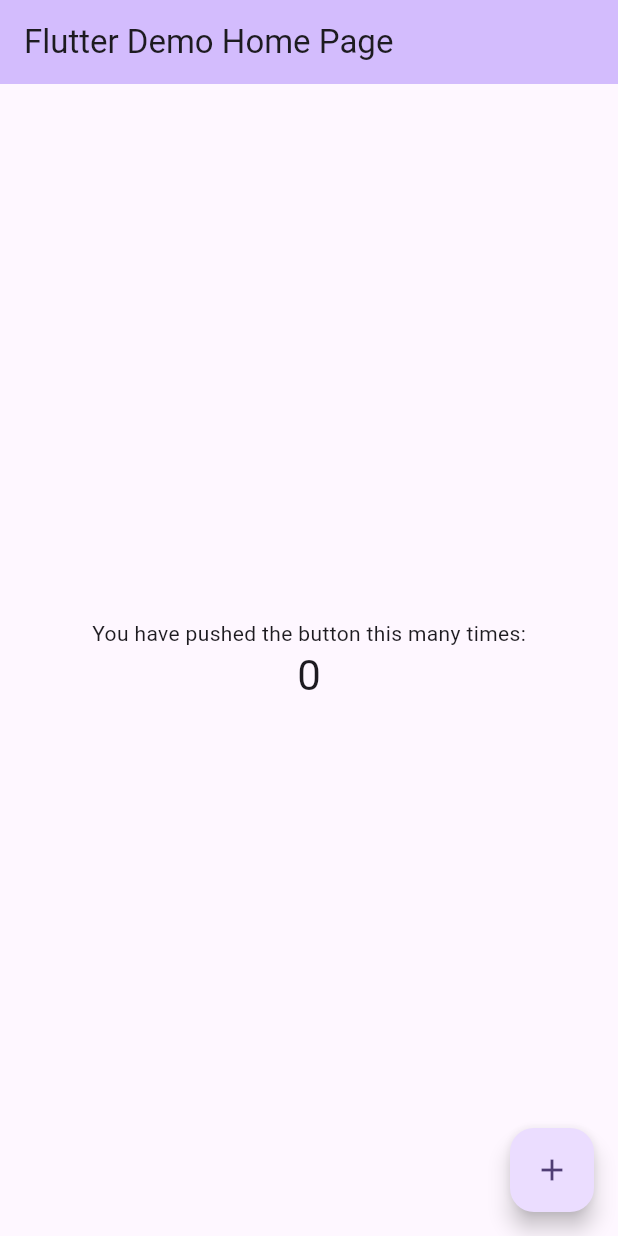
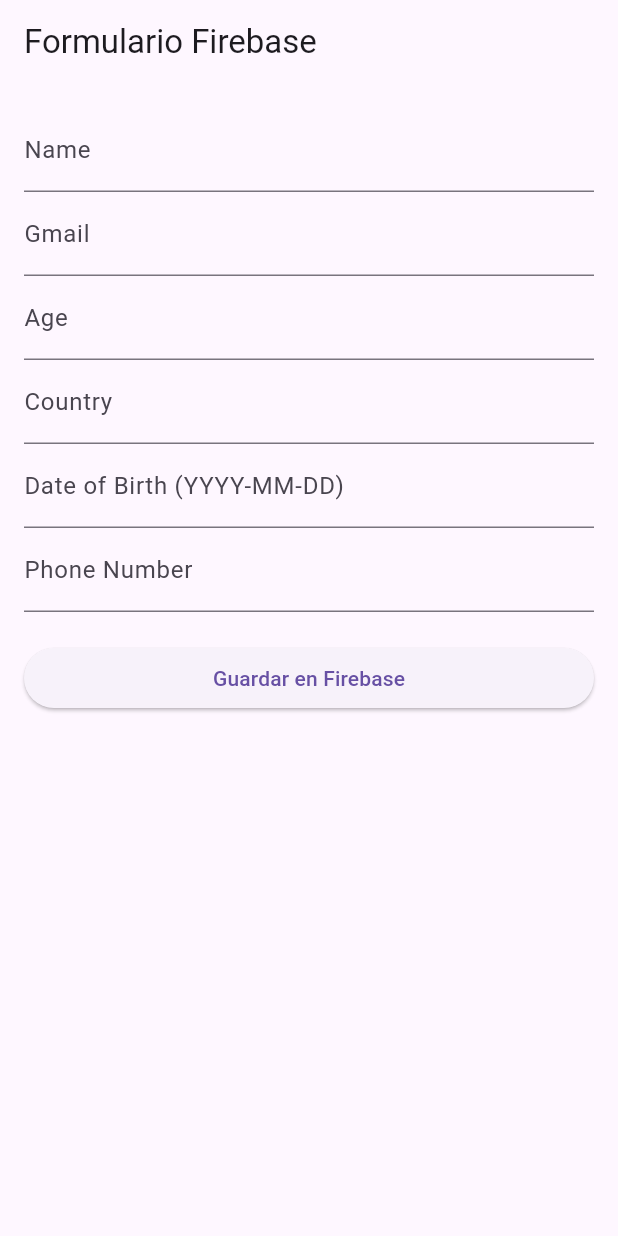
Before and after one commit to diego422/flutter_web_app1, a Flutter app: the screen it shows after launch, on a phone screen of 412 x 824 dp. Run offline on Flutter 3.47's test engine with Material 3 defaults, Android fonts, the light colour scheme and no system bars; our stand-ins replace cloud_firestore, firebase_core; accounts and stored records are empty.

Commit message:
Se agregó formulario con guardado en Firebase
Se implementa FormularioPage con validación de campos, integración con Firestore y actualización de main.dart para navegación.

```diff
--- /dev/null
+++ b/lib/formulario_page.dart
@@ -0,0 +1,96 @@
+import 'package:flutter/material.dart';
+import 'package:cloud_firestore/cloud_firestore.dart';
+
+class FormularioPage extends StatefulWidget {
+  const FormularioPage({super.key});
+
+  @override
+  State<FormularioPage> createState() => _FormularioPageState();
+}
+
+class _FormularioPageState extends State<FormularioPage> {
+  final _formKey = GlobalKey<FormState>();
+  final TextEditingController _nameController = TextEditingController();
+  final TextEditingController _gmailController = TextEditingController();
+  final TextEditingController _ageController = TextEditingController();
+  final TextEditingController _countryController = TextEditingController();
+  final TextEditingController _dobController = TextEditingController();
+  final TextEditingController _phoneController = TextEditingController();
+
+  Future<void> _saveData() async {
+    if (_formKey.currentState!.validate()) {
+      await FirebaseFirestore.instance.collection('formulario').add({
+        'name': _nameController.text,
+        'gmail': _gmailController.text,
+        'age': _ageController.text,
+        'country': _countryController.text,
+        'date of birth': _dobController.text,
+        'phone number': _phoneController.text,
+      });
+
+      if (!mounted) return;
+
+      ScaffoldMessenger.of(context).showSnackBar(
+        const SnackBar(content: Text('Datos guardados en Firebase 🎉')),
+      );
+
+      _formKey.currentState!.reset();
+      _nameController.clear();
+      _gmailController.clear();
+      _ageController.clear();
+      _countryController.clear();
+      _dobController.clear();
+      _phoneController.clear();
+    }
+  }
+
+  @override
+  Widget build(BuildContext context) {
+    return Scaffold(
+      appBar: AppBar(title: const Text("Formulario Firebase")),
+      body: Padding(
+        padding: const EdgeInsets.all(16.0),
+        child: Form(
+          key: _formKey,
+          child: ListView(
+            children: [
+              TextFormField(
+                controller: _nameController,
+                decoration: const InputDecoration(labelText: "Name"),
+                validator: (v) => v!.isEmpty ? "Campo requerido" : null,
+              ),
+              TextFormField(
+                controller: _gmailController,
+                decoration: const InputDecoration(labelText: "Gmail"),
+                validator: (v) => v!.isEmpty ? "Campo requerido" : null,
+              ),
+              TextFormField(
+                controller: _ageController,
+                decoration: const InputDecoration(labelText: "Age"),
+                keyboardType: TextInputType.number,
+              ),
+              TextFormField(
+                controller: _countryController,
+                decoration: const InputDecoration(labelText: "Country"),
+              ),
+              TextFormField(
+                controller: _dobController,
+                decoration: const InputDecoration(labelText: "Date of Birth (YYYY-MM-DD)"),
+              ),
+              TextFormField(
+                controller: _phoneController,
+                decoration: const InputDecoration(labelText: "Phone Number"),
+                keyboardType: TextInputType.phone,
+              ),
+              const SizedBox(height: 20),
+              ElevatedButton(
+                onPressed: _saveData,
+                child: const Text("Guardar en Firebase"),
+              ),
+            ],
+          ),
+        ),
+      ),
+    );
+  }
+}
--- a/lib/main.dart
+++ b/lib/main.dart
@@ -1,122 +1,26 @@
 import 'package:flutter/material.dart';
+import 'package:firebase_core/firebase_core.dart';
+import 'firebase_options.dart';
+import 'formulario_page.dart';
 
-void main() {
+void main() async {
+  WidgetsFlutterBinding.ensureInitialized();
+  await Firebase.initializeApp(
+    options: DefaultFirebaseOptions.currentPlatform,
+  );
   runApp(const MyApp());
 }
 
 class MyApp extends StatelessWidget {
   const MyApp({super.key});
 
-  // This widget is the root of your application.
   @override
   Widget build(BuildContext context) {
     return MaterialApp(
-      title: 'Flutter Demo',
-      theme: ThemeData(
-        // This is the theme of your application.
-        //
-        // TRY THIS: Try running your application with "flutter run". You'll see
-        // the application has a purple toolbar. Then, without quitting the app,
-        // try changing the seedColor in the colorScheme below to Colors.green
-        // and then invoke "hot reload" (save your changes or press the "hot
-        // reload" button in a Flutter-supported IDE, or press "r" if you used
-        // the command line to start the app).
-        //
-        // Notice that the counter didn't reset back to zero; the application
-        // state is not lost during the reload. To reset the state, use hot
-        // restart instead.
-        //
-        // This works for code too, not just values: Most code changes can be
-        // tested with just a hot reload.
-        colorScheme: ColorScheme.fromSeed(seedColor: Colors.deepPurple),
-      ),
-      home: const MyHomePage(title: 'Flutter Demo Home Page'),
+      debugShowCheckedModeBanner: false,
+      title: 'Formulario con Firebase',
+      theme: ThemeData(primarySwatch: Colors.blue),
+      home: const FormularioPage(),
     );
   }
 }
-
-class MyHomePage extends StatefulWidget {
-  const MyHomePage({super.key, required this.title});
-
-  // This widget is the home page of your application. It is stateful, meaning
-  // that it has a State object (defined below) that contains fields that affect
-  // how it looks.
-
-  // This class is the configuration for the state. It holds the values (in this
-  // case the title) provided by the parent (in this case the App widget) and
-  // used by the build method of the State. Fields in a Widget subclass are
-  // always marked "final".
-
-  final String title;
-
-  @override
-  State<MyHomePage> createState() => _MyHomePageState();
-}
-
-class _MyHomePageState extends State<MyHomePage> {
-  int _counter = 0;
-
-  void _incrementCounter() {
-    setState(() {
-      // This call to setState tells the Flutter framework that something has
-      // changed in this State, which causes it to rerun the build method below
-      // so that the display can reflect the updated values. If we changed
-      // _counter without calling setState(), then the build method would not be
-      // called again, and so nothing would appear to happen.
-      _counter++;
-    });
-  }
-
-  @override
-  Widget build(BuildContext context) {
-    // This method is rerun every time setState is called, for instance as done
-    // by the _incrementCounter method above.
-    //
-    // The Flutter framework has been optimized to make rerunning build methods
-    // fast, so that you can just rebuild anything that needs updating rather
-    // than having to individually change instances of widgets.
-    return Scaffold(
-      appBar: AppBar(
-        // TRY THIS: Try changing the color here to a specific color (to
-        // Colors.amber, perhaps?) and trigger a hot reload to see the AppBar
-        // change color while the other colors stay the same.
-        backgroundColor: Theme.of(context).colorScheme.inversePrimary,
-        // Here we take the value from the MyHomePage object that was created by
-        // the App.build method, and use it to set our appbar title.
-        title: Text(widget.title),
-      ),
-      body: Center(
-        // Center is a layout widget. It takes a single child and positions it
-        // in the middle of the parent.
-        child: Column(
-          // Column is also a layout widget. It takes a list of children and
-          // arranges them vertically. By default, it sizes itself to fit its
-          // children horizontally, and tries to be as tall as its parent.
-          //
-          // Column has various properties to control how it sizes itself and
-          // how it positions its children. Here we use mainAxisAlignment to
-          // center the children vertically; the main axis here is the vertical
-          // axis because Columns are vertical (the cross axis would be
-          // horizontal).
-          //
-          // TRY THIS: Invoke "debug painting" (choose the "Toggle Debug Paint"
-          // action in the IDE, or press "p" in the console), to see the
-          // wireframe for each widget.
-          mainAxisAlignment: MainAxisAlignment.center,
-          children: <Widget>[
-            const Text('You have pushed the button this many times:'),
-            Text(
-              '$_counter',
-              style: Theme.of(context).textTheme.headlineMedium,
-            ),
-          ],
-        ),
-      ),
-      floatingActionButton: FloatingActionButton(
-        onPressed: _incrementCounter,
-        tooltip: 'Increment',
-        child: const Icon(Icons.add),
-      ), // This trailing comma makes auto-formatting nicer for build methods.
-    );
-  }
-}
```
Also changed, not shown: 3 other files.
